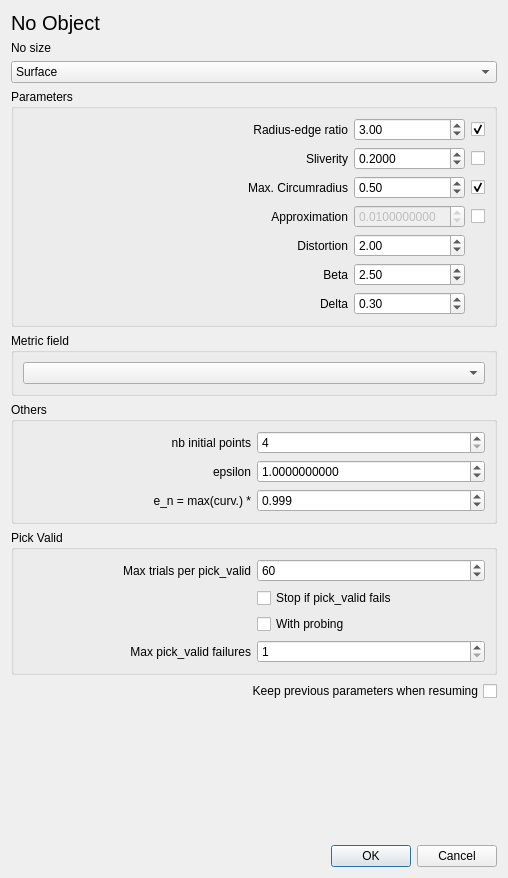
Qt form Anisotropic_mesh_3/demo/ui_files/Aniso_meshing_dialog.ui (MaelRL/cgal) before a commit.
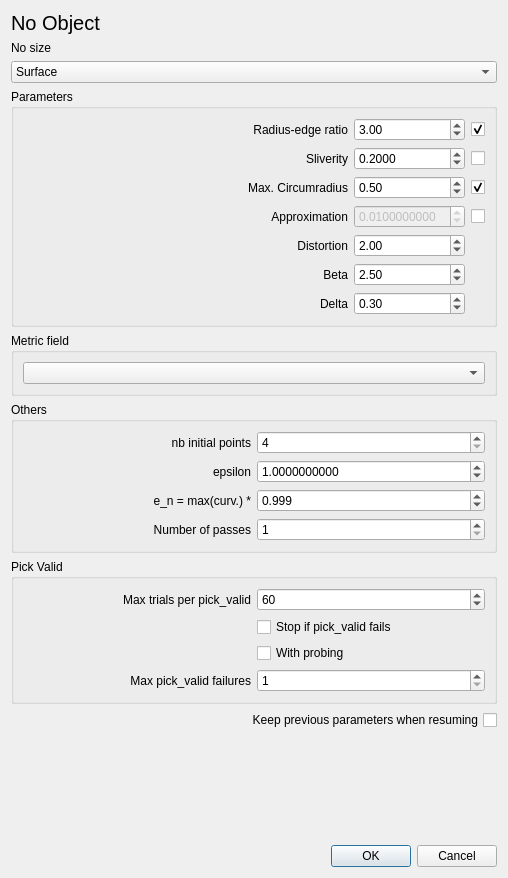
The same form after that commit.

Commit message: Added number of pass selection to the UI and fixed a tiny bug when the pass_n was chosen as "2".

The edit to the form file:
```diff
--- a/Anisotropic_mesh_3/demo/ui_files/Aniso_meshing_dialog.ui
+++ b/Anisotropic_mesh_3/demo/ui_files/Aniso_meshing_dialog.ui
@@ -434,6 +434,26 @@
         </property>
        </widget>
       </item>
+      <item row="3" column="1">
+       <widget class="QDoubleSpinBox" name="pass_num">
+        <property name="decimals">
+         <number>0</number>
+        </property>
+        <property name="minimum">
+         <double>1.000000000000000</double>
+        </property>
+       </widget>
+      </item>
+      <item row="3" column="0">
+       <widget class="QLabel" name="pass_label">
+        <property name="text">
+         <string>Number of passes</string>
+        </property>
+        <property name="alignment">
+         <set>Qt::AlignRight|Qt::AlignTrailing|Qt::AlignVCenter</set>
+        </property>
+       </widget>
+      </item>
      </layout>
     </widget>
    </item>
```
The commit also changes 7 other files.
